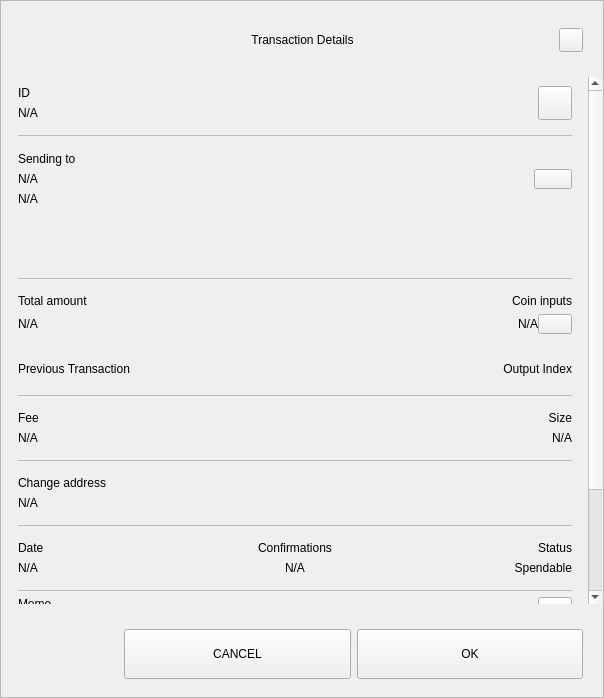
Qt form src/qt/bltg/forms/sendconfirmdialog.ui (minerric/BLTG) before a commit.
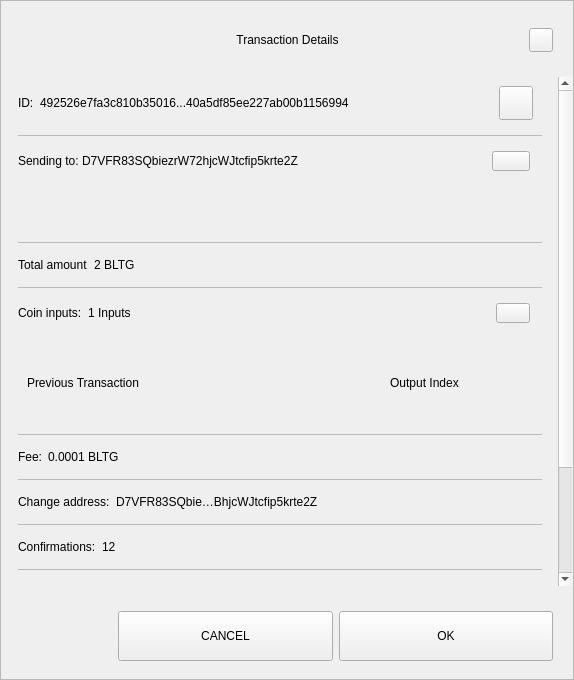
The same form after that commit.

What changed in the file:
```diff
--- a/src/qt/bltg/forms/sendconfirmdialog.ui
+++ b/src/qt/bltg/forms/sendconfirmdialog.ui
@@ -6,8 +6,8 @@
    <rect>
     <x>0</x>
     <y>0</y>
-    <width>604</width>
-    <height>698</height>
+    <width>574</width>
+    <height>680</height>
    </rect>
   </property>
   <property name="sizePolicy">
@@ -18,7 +18,7 @@
   </property>
   <property name="minimumSize">
    <size>
-    <width>580</width>
+    <width>574</width>
     <height>500</height>
    </size>
   </property>
@@ -181,7 +181,7 @@
         <property name="minimumSize">
          <size>
           <width>0</width>
-          <height>450</height>
+          <height>0</height>
          </size>
         </property>
         <layout class="QVBoxLayout" name="verticalLayout_4">
@@ -218,8 +218,8 @@
              <rect>
               <x>0</x>
               <y>0</y>
-              <width>586</width>
-              <height>700</height>
+              <width>556</width>
+              <height>672</height>
              </rect>
             </property>
             <property name="autoFillBackground">
@@ -263,15 +263,10 @@
                 </property>
                 <item>
                  <widget class="QWidget" name="contentID" native="true">
-                  <layout class="QHBoxLayout" name="horizontalLayout_12" stretch="0,0">
+                  <layout class="QHBoxLayout" name="horizontalLayout_12" stretch="0,1,0">
                    <property name="leftMargin">
                     <number>0</number>
                    </property>
-                   <property name="rightMargin">
-                    <number>0</number>
-                   </property>
-                   <item>
-                    <layout class="QVBoxLayout" name="contentID_int">
                      <item>
                       <widget class="QLabel" name="labelId">
                        <property name="maximumSize">
@@ -281,18 +276,16 @@
                         </size>
                        </property>
                        <property name="text">
-                        <string>ID</string>
+                      <string>ID:</string>
                        </property>
                       </widget>
                      </item>
                      <item>
                       <widget class="QLabel" name="textId">
                        <property name="text">
-                        <string notr="true">N/A</string>
-                       </property>
-                      </widget>
-                     </item>
-                    </layout>
+                      <string>492526e7fa3c810b35016...40a5df85ee227ab00b1156994</string>
+                     </property>
+                    </widget>
                    </item>
                    <item>
                     <widget class="QPushButton" name="pushCopy">
@@ -342,36 +335,16 @@
                  </widget>
                 </item>
                 <item>
-                 <widget class="QWidget" name="contentOutputsLabel" native="true">
-                  <layout class="QHBoxLayout" name="horizontalLayout_11" stretch="0,0">
+                 <widget class="QWidget" name="contentOutputs" native="true">
+                  <layout class="QHBoxLayout" name="horizontalLayout_11" stretch="0,3,0">
                    <property name="spacing">
-                    <number>6</number>
-                   </property>
-                   <property name="leftMargin">
                     <number>0</number>
                    </property>
-                   <property name="topMargin">
-                    <number>9</number>
-                   </property>
-                   <property name="rightMargin">
-                    <number>0</number>
-                   </property>
-                   <property name="bottomMargin">
-                    <number>9</number>
-                   </property>
-                   <item>
-                    <layout class="QVBoxLayout" name="contentOutputsLabel_int">
                      <property name="leftMargin">
                       <number>0</number>
                      </property>
-                     <property name="topMargin">
-                      <number>1</number>
-                     </property>
                      <property name="rightMargin">
-                      <number>6</number>
-                     </property>
-                     <property name="bottomMargin">
-                      <number>1</number>
+                    <number>12</number>
                      </property>
                      <item>
                       <widget class="QLabel" name="labelSend">
@@ -382,43 +355,16 @@
                         </size>
                        </property>
                        <property name="text">
-                        <string>Sending to</string>
-                       </property>
-                      </widget>
-                     </item>
-                     <item>
-                      <widget class="QWidget" name="widget" native="true">
-                       <layout class="QVBoxLayout" name="verticalLayout_6">
-                        <property name="leftMargin">
-                         <number>0</number>
-                        </property>
-                        <property name="topMargin">
-                         <number>0</number>
-                        </property>
-                        <property name="rightMargin">
-                         <number>0</number>
-                        </property>
-                        <property name="bottomMargin">
-                         <number>0</number>
-                        </property>
-                        <item>
-                         <widget class="QLabel" name="textSendLabel">
-                          <property name="text">
-                           <string notr="true">N/A</string>
+                      <string>Sending to: </string>
                           </property>
                          </widget>
                         </item>
                         <item>
                          <widget class="QLabel" name="textSend">
                           <property name="text">
-                           <string notr="true">N/A</string>
-                          </property>
-                         </widget>
-                        </item>
-                       </layout>
-                      </widget>
-                     </item>
-                    </layout>
+                      <string>D7VFR83SQbiezrW72hjcWJtcfip5krte2Z </string>
+                     </property>
+                    </widget>
                    </item>
                    <item>
                     <widget class="QPushButton" name="pushOutputs">
@@ -469,7 +415,7 @@
                     <rect>
                      <x>0</x>
                      <y>0</y>
-                     <width>552</width>
+                     <width>522</width>
                      <height>48</height>
                     </rect>
                    </property>
@@ -498,31 +444,12 @@
                  </widget>
                 </item>
                 <item>
-                 <widget class="QWidget" name="gridAmounts" native="true">
-                  <layout class="QGridLayout" name="contentAmountInputs">
+                 <widget class="QWidget" name="contentAmount" native="true">
+                  <layout class="QHBoxLayout" name="horizontalLayout_4" stretch="0,1">
                    <property name="leftMargin">
                     <number>0</number>
                    </property>
-                   <property name="topMargin">
-                    <number>9</number>
-                   </property>
-                   <property name="rightMargin">
-                    <number>0</number>
-                   </property>
-                   <property name="bottomMargin">
-                    <number>9</number>
-                   </property>
-                   <property name="horizontalSpacing">
-                    <number>12</number>
-                   </property>
-                   <item row="1" column="0">
-                    <widget class="QLabel" name="textAmount">
-                     <property name="text">
-                      <string notr="true">N/A</string>
-                     </property>
-                    </widget>
-                   </item>
-                   <item row="0" column="0">
+                   <item>
                     <widget class="QLabel" name="labelAmount">
                      <property name="maximumSize">
                       <size>
@@ -535,7 +462,42 @@
                      </property>
                     </widget>
                    </item>
-                   <item row="0" column="3">
+                   <item>
+                    <widget class="QLabel" name="textAmount">
+                     <property name="text">
+                      <string>2 BLTG</string>
+                     </property>
+                    </widget>
+                   </item>
+                  </layout>
+                 </widget>
+                </item>
+                <item>
+                 <widget class="QLabel" name="labelDivider6">
+                  <property name="maximumSize">
+                   <size>
+                    <width>16777215</width>
+                    <height>1</height>
+                   </size>
+                  </property>
+                  <property name="styleSheet">
+                   <string notr="true">background-color:#bababa;</string>
+                  </property>
+                  <property name="text">
+                   <string/>
+                  </property>
+                 </widget>
+                </item>
+                <item>
+                 <widget class="QWidget" name="contentInputs" native="true">
+                  <layout class="QHBoxLayout" name="horizontalLayout" stretch="0,2,0">
+                   <property name="leftMargin">
+                    <number>0</number>
+                   </property>
+                   <property name="rightMargin">
+                    <number>12</number>
+                   </property>
+                   <item>
                     <widget class="QLabel" name="labelInputs">
                      <property name="sizePolicy">
                       <sizepolicy hsizetype="Minimum" vsizetype="Preferred">
@@ -550,22 +512,14 @@
                       </size>
                      </property>
                      <property name="text">
-                      <string>Coin inputs</string>
-                     </property>
-                     <property name="alignment">
-                      <set>Qt::AlignRight|Qt::AlignTrailing|Qt::AlignVCenter</set>
+                      <string>Coin inputs:</string>
                      </property>
                     </widget>
                    </item>
-                   <item row="1" column="3">
-                    <layout class="QHBoxLayout" name="horizontalLayout">
                      <item>
                       <widget class="QLabel" name="textInputs">
                        <property name="text">
-                        <string notr="true">N/A</string>
-                       </property>
-                       <property name="alignment">
-                        <set>Qt::AlignRight|Qt::AlignTrailing|Qt::AlignVCenter</set>
+                      <string>1 Inputs</string>
                        </property>
                       </widget>
                      </item>
@@ -580,9 +534,6 @@
                        <property name="focusPolicy">
                         <enum>Qt::NoFocus</enum>
                        </property>
-                       <property name="layoutDirection">
-                        <enum>Qt::LeftToRight</enum>
-                       </property>
                        <property name="styleSheet">
                         <string notr="true"/>
                        </property>
@@ -592,11 +543,9 @@
                       </widget>
                      </item>
                     </layout>
-                   </item>
-                  </layout>
                  </widget>
                 </item>
-                <item alignment="Qt::AlignTop">
+                <item>
                  <widget class="QFrame" name="gridInputs">
                   <property name="sizePolicy">
                    <sizepolicy hsizetype="Preferred" vsizetype="MinimumExpanding">
@@ -607,44 +556,16 @@
                   <property name="minimumSize">
                    <size>
                     <width>0</width>
-                    <height>40</height>
+                    <height>90</height>
                    </size>
                   </property>
-                  <property name="lineWidth">
-                   <number>0</number>
-                  </property>
-                  <layout class="QGridLayout" name="gridLayoutInput" columnstretch="5,0">
+                  <layout class="QGridLayout" name="gridLayoutInput" columnstretch="5,2" rowminimumheight="0">
                    <property name="sizeConstraint">
                     <enum>QLayout::SetMaximumSize</enum>
                    </property>
-                   <property name="leftMargin">
-                    <number>0</number>
-                   </property>
-                   <property name="rightMargin">
-                    <number>0</number>
-                   </property>
                    <property name="verticalSpacing">
                     <number>0</number>
                    </property>
-                   <item row="0" column="1">
-                    <widget class="QLabel" name="labelOutputIndex">
-                     <property name="layoutDirection">
-                      <enum>Qt::LeftToRight</enum>
-                     </property>
-                     <property name="text">
-                      <string>Output Index</string>
-                     </property>
-                     <property name="textFormat">
-                      <enum>Qt::AutoText</enum>
-                     </property>
-                     <property name="alignment">
-                      <set>Qt::AlignRight|Qt::AlignTrailing|Qt::AlignVCenter</set>
-                     </property>
-                     <property name="margin">
-                      <number>0</number>
-                     </property>
-                    </widget>
-                   </item>
                    <item row="0" column="0" alignment="Qt::AlignLeft">
                     <widget class="QLabel" name="labelTitlePrevTx">
                      <property name="text">
@@ -652,6 +573,16 @@
                      </property>
                     </widget>
                    </item>
+                   <item row="0" column="1" alignment="Qt::AlignLeft">
+                    <widget class="QLabel" name="labelOutputIndex">
+                     <property name="text">
+                      <string>Output Index</string>
+                     </property>
+                     <property name="alignment">
+                      <set>Qt::AlignCenter</set>
+                     </property>
+                    </widget>
+                   </item>
                   </layout>
                  </widget>
                 </item>
@@ -672,19 +603,9 @@
                  </widget>
                 </item>
                 <item>
-                 <layout class="QHBoxLayout" name="contentFeeSize">
-                  <property name="topMargin">
-                   <number>9</number>
-                  </property>
-                  <property name="bottomMargin">
-                   <number>9</number>
-                  </property>
-                  <item>
-                   <layout class="QVBoxLayout" name="contentFee">
-                    <property name="topMargin">
-                     <number>0</number>
-                    </property>
-                    <property name="bottomMargin">
+                 <widget class="QWidget" name="contentFee" native="true">
+                  <layout class="QHBoxLayout" name="horizontalLayout_7" stretch="0,1">
+                   <property name="leftMargin">
                      <number>0</number>
                     </property>
                     <item>
@@ -696,64 +617,22 @@
                        </size>
                       </property>
                       <property name="text">
-                       <string>Fee</string>
+                      <string>Fee:</string>
                       </property>
                      </widget>
                     </item>
                     <item>
                      <widget class="QLabel" name="textFee">
                       <property name="text">
-                       <string notr="true">N/A</string>
+                      <string>0.0001 BLTG</string>
                       </property>
                      </widget>
                     </item>
                    </layout>
-                  </item>
-                  <item>
-                   <widget class="QWidget" name="contentSize" native="true">
-                    <layout class="QVBoxLayout" name="contentSize_layout">
-                     <property name="topMargin">
-                      <number>0</number>
-                     </property>
-                     <property name="rightMargin">
-                      <number>0</number>
-                     </property>
-                     <property name="bottomMargin">
-                      <number>0</number>
-                     </property>
-                     <item>
-                      <widget class="QLabel" name="labelSize">
-                       <property name="maximumSize">
-                        <size>
-                         <width>16777215</width>
-                         <height>16777215</height>
-                        </size>
-                       </property>
-                       <property name="text">
-                        <string>Size</string>
-                       </property>
-                       <property name="alignment">
-                        <set>Qt::AlignRight|Qt::AlignTrailing|Qt::AlignVCenter</set>
-                       </property>
                       </widget>
                      </item>
                      <item>
-                      <widget class="QLabel" name="textSize">
-                       <property name="text">
-                        <string notr="true">N/A</string>
-                       </property>
-                       <property name="alignment">
-                        <set>Qt::AlignRight|Qt::AlignTrailing|Qt::AlignVCenter</set>
-                       </property>
-                      </widget>
-                     </item>
-                    </layout>
-                   </widget>
-                  </item>
-                 </layout>
-                </item>
-                <item>
-                 <widget class="QLabel" name="labelDividerFeeSize">
+                 <widget class="QLabel" name="labelDivider2">
                   <property name="maximumSize">
                    <size>
                     <width>16777215</width>
@@ -770,19 +649,10 @@
                 </item>
                 <item>
                  <widget class="QWidget" name="contentChangeAddress" native="true">
-                  <layout class="QVBoxLayout" name="contentChangeAddress_layout">
+                  <layout class="QHBoxLayout" name="horizontalLayout_6" stretch="0,1">
                    <property name="leftMargin">
                     <number>0</number>
                    </property>
-                   <property name="topMargin">
-                    <number>9</number>
-                   </property>
-                   <property name="rightMargin">
-                    <number>0</number>
-                   </property>
-                   <property name="bottomMargin">
-                    <number>9</number>
-                   </property>
                    <item>
                     <widget class="QLabel" name="labelChange">
                      <property name="maximumSize">
@@ -792,14 +662,14 @@
                       </size>
                      </property>
                      <property name="text">
-                      <string>Change address</string>
+                      <string>Change address:</string>
                      </property>
                     </widget>
                    </item>
                    <item>
                     <widget class="QLabel" name="textChange">
                      <property name="text">
-                      <string notr="true">N/A</string>
+                      <string>D7VFR83SQbie…BhjcWJtcfip5krte2Z </string>
                      </property>
                     </widget>
                    </item>
@@ -823,25 +693,12 @@
                  </widget>
                 </item>
                 <item>
-                 <widget class="QWidget" name="gridConfDateStatus" native="true">
-                  <layout class="QGridLayout" name="contentConfDateStatus">
+                 <widget class="QWidget" name="contentConfirmations" native="true">
+                  <layout class="QHBoxLayout" name="horizontalLayout_8" stretch="0,1">
                    <property name="leftMargin">
                     <number>0</number>
                    </property>
-                   <property name="rightMargin">
-                    <number>0</number>
-                   </property>
-                   <item row="1" column="3">
-                    <widget class="QLabel" name="textStatus">
-                     <property name="text">
-                      <string>Spendable</string>
-                     </property>
-                     <property name="alignment">
-                      <set>Qt::AlignRight|Qt::AlignTrailing|Qt::AlignVCenter</set>
-                     </property>
-                    </widget>
-                   </item>
-                   <item row="0" column="1">
+                   <item>
                     <widget class="QLabel" name="labelConfirmations">
                      <property name="maximumSize">
                       <size>
@@ -850,40 +707,88 @@
                       </size>
                      </property>
                      <property name="text">
-                      <string>Confirmations</string>
+                      <string>Confirmations:</string>
                      </property>
-                     <property name="alignment">
-                      <set>Qt::AlignCenter</set>
-                     </property>
                     </widget>
                    </item>
-                   <item row="0" column="3">
-                    <widget class="QLabel" name="labelStatus">
-                     <property name="maximumSize">
-                      <size>
-                       <width>16777215</width>
-                       <height>16777215</height>
-                      </size>
-                     </property>
-                     <property name="text">
-                      <string>Status</string>
-                     </property>
-                     <property name="alignment">
-                      <set>Qt::AlignRight|Qt::AlignTrailing|Qt::AlignVCenter</set>
-                     </property>
-                    </widget>
-                   </item>
-                   <item row="1" column="1">
+                   <item>
                     <widget class="QLabel" name="textConfirmations">
                      <property name="text">
-                      <string notr="true">N/A</string>
+                      <string>12</string>
                      </property>
-                     <property name="alignment">
-                      <set>Qt::AlignCenter</set>
-                     </property>
-                    </widget>
-                   </item>
-                   <item row="0" column="0">
+                    </widget>
+                   </item>
+                  </layout>
+                 </widget>
+                </item>
+                <item>
+                 <widget class="QLabel" name="labelDivider7">
+                  <property name="maximumSize">
+                   <size>
+                    <width>16777215</width>
+                    <height>1</height>
+                   </size>
+                  </property>
+                  <property name="styleSheet">
+                   <string notr="true">background-color:#bababa;</string>
+                  </property>
+                  <property name="text">
+                   <string/>
+                  </property>
+                 </widget>
+                </item>
+                <item>
+                 <widget class="QWidget" name="contentSize" native="true">
+                  <layout class="QHBoxLayout" name="horizontalLayout_9" stretch="0,1">
+                   <property name="leftMargin">
+                    <number>0</number>
+                   </property>
+                   <item>
+                    <widget class="QLabel" name="labelSize">
+                     <property name="maximumSize">
+                      <size>
+                       <width>16777215</width>
+                       <height>16777215</height>
+                      </size>
+                     </property>
+                     <property name="text">
+                      <string>Size:</string>
+                     </property>
+                    </widget>
+                   </item>
+                   <item>
+                    <widget class="QLabel" name="textSize">
+                     <property name="text">
+                      <string>2 kB</string>
+                     </property>
+                    </widget>
+                   </item>
+                  </layout>
+                 </widget>
+                </item>
+                <item>
+                 <widget class="QLabel" name="labelDivider3">
+                  <property name="maximumSize">
+                   <size>
+                    <width>16777215</width>
+                    <height>1</height>
+                   </size>
+                  </property>
+                  <property name="styleSheet">
+                   <string notr="true">background-color:#bababa;</string>
+                  </property>
+                  <property name="text">
+                   <string/>
+                  </property>
+                 </widget>
+                </item>
+                <item>
+                 <widget class="QWidget" name="contentDate" native="true">
+                  <layout class="QHBoxLayout" name="horizontalLayout_5" stretch="0,1">
+                   <property name="leftMargin">
+                    <number>0</number>
+                   </property>
+                   <item>
                     <widget class="QLabel" name="labelDate">
                      <property name="maximumSize">
                       <size>
@@ -892,20 +797,14 @@
                       </size>
                      </property>
                      <property name="text">
-                      <string>Date</string>
-                     </property>
-                     <property name="alignment">
-                      <set>Qt::AlignLeading|Qt::AlignLeft|Qt::AlignVCenter</set>
+                      <string>Date:</string>
                      </property>
                     </widget>
                    </item>
-                   <item row="1" column="0">
+                   <item>
                     <widget class="QLabel" name="textDate">
                      <property name="text">
-                      <string notr="true">N/A</string>
-                     </property>
-                     <property name="alignment">
-                      <set>Qt::AlignLeading|Qt::AlignLeft|Qt::AlignVCenter</set>
+                      <string>May 25, 2017</string>
                      </property>
                     </widget>
                    </item>
@@ -929,30 +828,13 @@
                  </widget>
                 </item>
                 <item>
-                 <widget class="QWidget" name="contentMemo" native="true">
-                  <layout class="QVBoxLayout" name="contentMemo_layout">
-                   <property name="spacing">
-                    <number>0</number>
-                   </property>
+                 <widget class="QWidget" name="contentStatus" native="true">
+                  <layout class="QHBoxLayout" name="horizontalLayout_10" stretch="0,1">
                    <property name="leftMargin">
                     <number>0</number>
                    </property>
-                   <property name="topMargin">
-                    <number>0</number>
-                   </property>
-                   <property name="rightMargin">
-                    <number>0</number>
-                   </property>
-                   <property name="bottomMargin">
-                    <number>0</number>
-                   </property>
                    <item>
-                    <layout class="QHBoxLayout" name="horizontalLayout_2">
-                     <property name="spacing">
-                      <number>0</number>
-                     </property>
-                     <item>
-                      <widget class="QLabel" name="labelMemo">
+                    <widget class="QLabel" name="labelStatus">
                        <property name="maximumSize">
                         <size>
                          <width>16777215</width>
@@ -960,85 +842,18 @@
                         </size>
                        </property>
                        <property name="text">
-                        <string>Memo</string>
-                       </property>
-                       <property name="alignment">
-                        <set>Qt::AlignLeading|Qt::AlignLeft|Qt::AlignTop</set>
-                       </property>
+                      <string>Status:</string>
+                     </property>
                       </widget>
                      </item>
                      <item>
-                      <widget class="QPushButton" name="pushCopyMemo">
-                       <property name="minimumSize">
-                        <size>
-                         <width>34</width>
-                         <height>34</height>
-                        </size>
-                       </property>
-                       <property name="maximumSize">
-                        <size>
-                         <width>34</width>
-                         <height>34</height>
-                        </size>
-                       </property>
-                       <property name="focusPolicy">
-                        <enum>Qt::NoFocus</enum>
-                       </property>
+                    <widget class="QLabel" name="textStatus">
                        <property name="text">
-                        <string/>
-                       </property>
-                       <property name="iconSize">
-                        <size>
-                         <width>18</width>
-                         <height>18</height>
-                        </size>
-                       </property>
+                      <string>Spendable</string>
+                     </property>
                       </widget>
                      </item>
                     </layout>
-                   </item>
-                   <item>
-                    <widget class="QPlainTextEdit" name="textMemo">
-                     <property name="sizePolicy">
-                      <sizepolicy hsizetype="Expanding" vsizetype="MinimumExpanding">
-                       <horstretch>0</horstretch>
-                       <verstretch>0</verstretch>
-                      </sizepolicy>
-                     </property>
-                     <property name="verticalScrollBarPolicy">
-                      <enum>Qt::ScrollBarAsNeeded</enum>
-                     </property>
-                     <property name="horizontalScrollBarPolicy">
-                      <enum>Qt::ScrollBarAlwaysOff</enum>
-                     </property>
-                     <property name="sizeAdjustPolicy">
-                      <enum>QAbstractScrollArea::AdjustToContents</enum>
-                     </property>
-                     <property name="undoRedoEnabled">
-                      <bool>false</bool>
-                     </property>
-                     <property name="readOnly">
-                      <bool>true</bool>
-                     </property>
-                    </widget>
-                   </item>
-                  </layout>
-                 </widget>
-                </item>
-                <item>
-                 <widget class="QLabel" name="labelDividerMemo">
-                  <property name="maximumSize">
-                   <size>
-                    <width>16777215</width>
-                    <height>1</height>
-                   </size>
-                  </property>
-                  <property name="styleSheet">
-                   <string notr="true">background-color:#bababa;</string>
-                  </property>
-                  <property name="text">
-                   <string/>
-                  </property>
                  </widget>
                 </item>
                 <item>
```
Left out of the diff: 14 changed lines with no effect on the pictures. Lines whose indentation alone changed are shown as unchanged.
